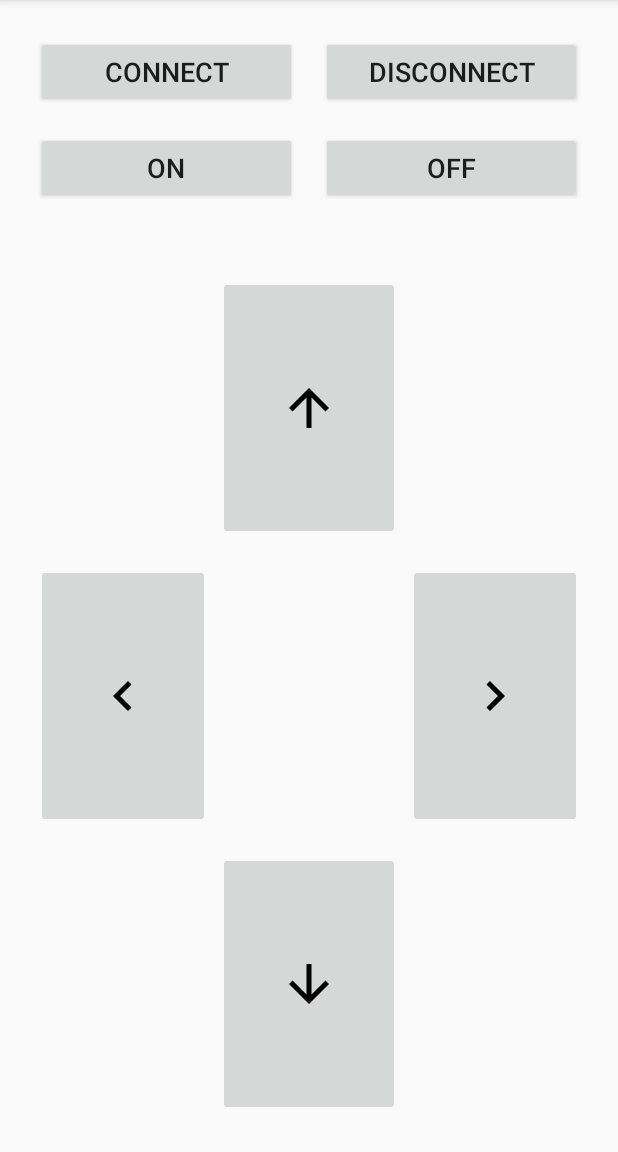
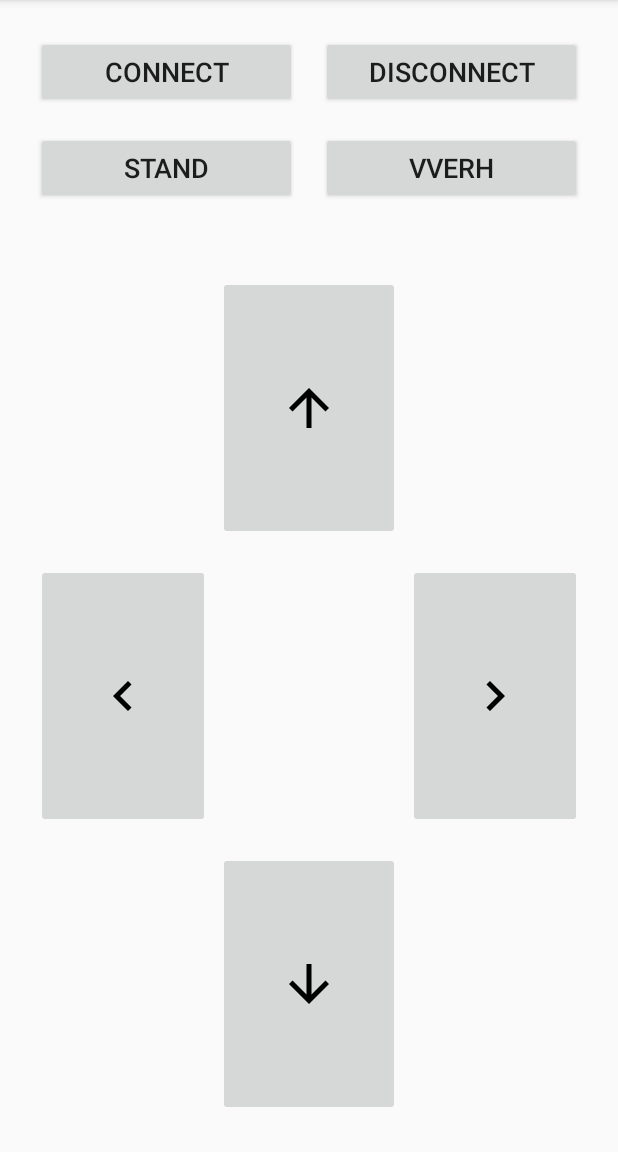
Before and after one commit to dr-number/Spider2024_410_bluethooth_LKM, an Android app: the ControlActivity screen opened directly, with no data from a screen before it, on a phone screen of 412 x 824 dp, the part 84-1236 px from its top. Run offline under Robolectric (Android 15) with nearby library versions, the phone set to English and light mode, and no system bars; 5 statements that could not run were skipped.

Commit message:
correct control

```diff
--- a/app/src/main/java/com/example/spider2024_410_bluethooth_lkm/ControlActivity.kt
+++ b/app/src/main/java/com/example/spider2024_410_bluethooth_lkm/ControlActivity.kt
@@ -9,6 +9,10 @@ import android.content.Context
 import android.os.AsyncTask
 import android.os.Bundle
 import android.util.Log
+import android.view.MotionEvent
+import android.view.View
+import android.widget.Button
+import android.widget.ImageButton
 import android.widget.Toast
 import androidx.appcompat.app.AppCompatActivity
 import kotlinx.android.synthetic.main.control_layout.*
@@ -34,19 +38,84 @@ class ControlActivity: AppCompatActivity(){
 
         ConnectToDevice(this).execute()
 
-        btn_up.setOnClickListener{ sendCommand("a") } // apertando "a" no app, ativa o led no arduino
-        btn_down.setOnClickListener{ sendCommand("b") } // apertando "b" no app, ativa o led no arduino
-        btn_left.setOnClickListener{sendCommand("c")}
-        btn_right.setOnClickListener { sendCommand("d") }
+        setButtonTouchListener( btn_forward, 'W') // apertando "a" no app, ativa o led no arduino
+        setButtonTouchListener( btn_back, 'S') // apertando "a" no app, ativa o led no arduino
+        setButtonTouchListener( btn_left, 'D') // apertando "a" no app, ativa o led no arduino
+        setButtonTouchListener( btn_right, 'A') // apertando "a" no app, ativa o led no arduino
+
+
+        btn_stand.setOnClickListener {
+            sendCommand("F") // Начать выполнение команды при нажатии кнопки
+        }
+        btn_vverh.setOnClickListener {
+            sendCommand("R") // Начать выполнение команды при нажатии кнопки
+        }
+
+
         btn_disconnect.setOnClickListener{ disconnect() }
         btn_connect.setOnClickListener{ ConnectToDevice(this).execute() }
 
+    }
+    private fun setButtonTouchListener(button: View, command: Char) {
+        button.setOnClickListener { event ->
+                sendCommand(command)
+        }
+//        button.setOnTouchListener { _, event ->
+//            when (event.action) {
+//                MotionEvent.ACTION_DOWN -> {
+//                    sendCommand(command)
+//                    true
+//                }
+//                MotionEvent.ACTION_UP -> {
+//                    //sendCommand('F') // Остановка при отпускании кнопки
+//                    true
+//                }
+//                else -> false
+//            }
+//        }
+    }
+
+//    private fun sendCommand(command: Char) {
+//        try {
+//            outputStream?.write(command.toInt())
+//        } catch (e: IOException) {
+//            e.printStackTrace()
+//            Toast.makeText(this, "Ошибка отправки команды", Toast.LENGTH_SHORT).show()
+//        }
+//    }
+
+    private fun sendCommand(input: Char){
+        if(m_bluetoothSocket != null){
+            try{
+                var ddd = input.toInt()
+                //for(i in 1..5000) {
+                    m_bluetoothSocket!!.outputStream.write(ddd)
+                //}
+            }catch(e: IOException){
+                Toast.makeText(this, "Error send command!", Toast.LENGTH_SHORT).show()
+                e.printStackTrace()
+            }
+        }
     }
 
     private fun sendCommand(input: String){
         if(m_bluetoothSocket != null){
             try{
                 m_bluetoothSocket!!.outputStream.write(input.toByteArray())
+            }catch(e: IOException){
+                Toast.makeText(this, "Error send command!", Toast.LENGTH_SHORT).show()
+                e.printStackTrace()
+            }
+        }
+    }
+
+
+    private fun sendCommandMany(input: String){
+        if(m_bluetoothSocket != null){
+            try{
+                for(i in 1..2000) {
+                    m_bluetoothSocket!!.outputStream.write(input.toByteArray())
+                }
             }catch(e: IOException){
                 Toast.makeText(this, "Error send command!", Toast.LENGTH_SHORT).show()
                 e.printStackTrace()
--- a/app/src/main/res/layout/control_layout.xml
+++ b/app/src/main/res/layout/control_layout.xml
@@ -40,20 +40,20 @@
             android:weightSum="2">
 
         <Button
-                android:id="@+id/btn_on"
+                android:id="@+id/btn_stand"
                 android:layout_width="0dp"
                 android:layout_height="wrap_content"
                 android:layout_weight="1"
-                android:text="ON"
+                android:text="Stand"
                 android:textSize="18sp"
                 android:layout_margin="8dp" />
 
         <Button
-                android:id="@+id/btn_off"
+                android:id="@+id/btn_vverh"
                 android:layout_width="0dp"
                 android:layout_height="wrap_content"
                 android:layout_weight="1"
-                android:text="OFF"
+                android:text="VVERH"
                 android:textSize="18sp"
                 android:layout_margin="8dp" />
     </LinearLayout>
@@ -85,7 +85,7 @@
                 android:visibility="invisible" />
 
             <ImageButton
-                    android:id="@+id/btn_up"
+                    android:id="@+id/btn_forward"
                     android:layout_width="0dp"
                     android:layout_height="match_parent"
                     android:layout_weight="1"
@@ -152,7 +152,7 @@
                     android:visibility="invisible" />
 
             <ImageButton
-                    android:id="@+id/btn_down"
+                    android:id="@+id/btn_back"
                     android:layout_width="0dp"
                     android:layout_height="match_parent"
                     android:layout_weight="1"
```
